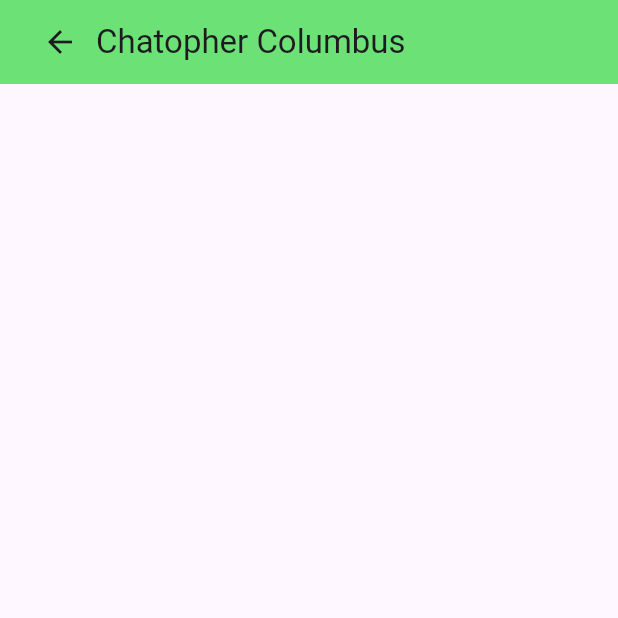
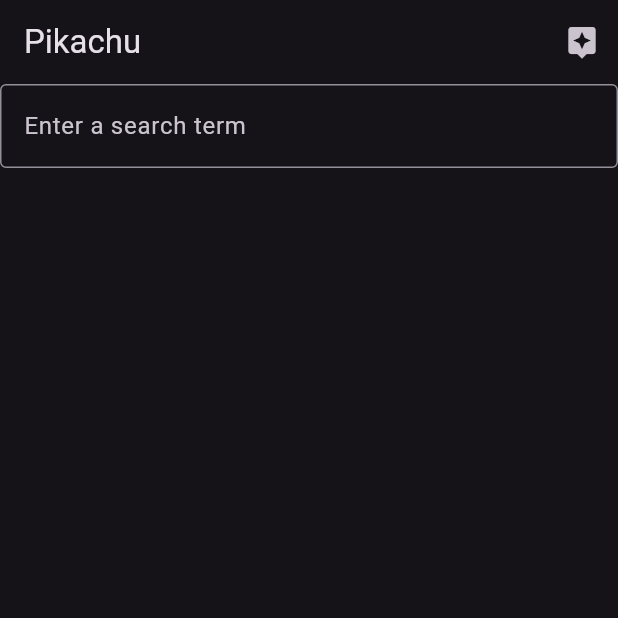
Before and after one commit to SaumyaRaj188/tourism_app, a Flutter app: the screen it shows after launch, on a phone screen of 412 x 824 dp, the top half of it. Run offline on Flutter 3.47's test engine with Material 3 defaults, Android fonts, the phone set to English and light mode, and no system bars.

Commit message:
Search Page Added

```diff
--- a/lib/main.dart
+++ b/lib/main.dart
@@ -12,26 +12,13 @@ class MyApp extends StatelessWidget {
   @override
   Widget build(BuildContext context) {
     return MaterialApp(
-        title: 'Flutter Demo',
-        theme: ThemeData(
-          // This is the theme of your application.
-          //
-          // TRY THIS: Try running your application with "flutter run". You'll see
-          // the application has a purple toolbar. Then, without quitting the app,
-          // try changing the seedColor in the colorScheme below to Colors.green
-          // and then invoke "hot reload" (save your changes or press the "hot
-          // reload" button in a Flutter-supported IDE, or press "r" if you used
-          // the command line to start the app).
-          //
-          // Notice that the counter didn't reset back to zero; the application
-          // state is not lost during the reload. To reset the state, use hot
-          // restart instead.
-          //
-          // This works for code too, not just values: Most code changes can be
-          // tested with just a hot reload.
-          colorScheme: ColorScheme.fromSeed(seedColor: Colors.deepPurple),
-          useMaterial3: true,
-        ),
-        home: searchPage());
+      title: 'Flutter Demo',
+      theme: ThemeData(
+        colorScheme: ColorScheme.fromSeed(
+            seedColor: Colors.deepPurple, brightness: Brightness.dark),
+        useMaterial3: true,
+      ),
+      home: const MySearchPage(),
+    );
   }
 }
--- a/lib/searchBox.dart
+++ b/lib/searchBox.dart
@@ -10,6 +10,11 @@ class MySearchBox extends StatefulWidget {
 class _MySearchBoxState extends State<MySearchBox> {
   @override
   Widget build(BuildContext context) {
-    return const Placeholder();
+    return TextField(
+      decoration: InputDecoration(
+        border: OutlineInputBorder(),
+        hintText: 'Enter a search term',
+      ),
+    );
   }
 }
--- a/lib/searchPage.dart
+++ b/lib/searchPage.dart
@@ -1,24 +1,30 @@
 import 'package:flutter/material.dart';
+import 'searchBox.dart';
 
-class searchPage extends StatefulWidget {
-  const searchPage({super.key});
+class MySearchPage extends StatefulWidget {
+  const MySearchPage({super.key});
 
   @override
-  State<searchPage> createState() => _searchPageState();
+  State<MySearchPage> createState() => _MySearchPageState();
 }
 
-class _searchPageState extends State<searchPage> {
+class _MySearchPageState extends State<MySearchPage> {
   @override
   Widget build(BuildContext context) {
     return Scaffold(
       appBar: AppBar(
-        title: Row(children: [
-          IconButton(onPressed: () => {}, icon: Icon(Icons.arrow_back)),
-          Text("Chatopher Columbus"),
-        ]),
-        backgroundColor: Color.fromARGB(255, 108, 226, 118),
+        title: Text("Pikachu"),
+        actions: <Widget>[
+          IconButton(
+            icon: const Icon(Icons.assistant),
+            tooltip: 'Open Assistant',
+            onPressed: () {
+              // handle the press
+            },
+          ),
+        ],
       ),
-      // bottomSheet: TextField(),
+      body: Column(children: <Widget>[MySearchBox()]),
     );
   }
 }
```
